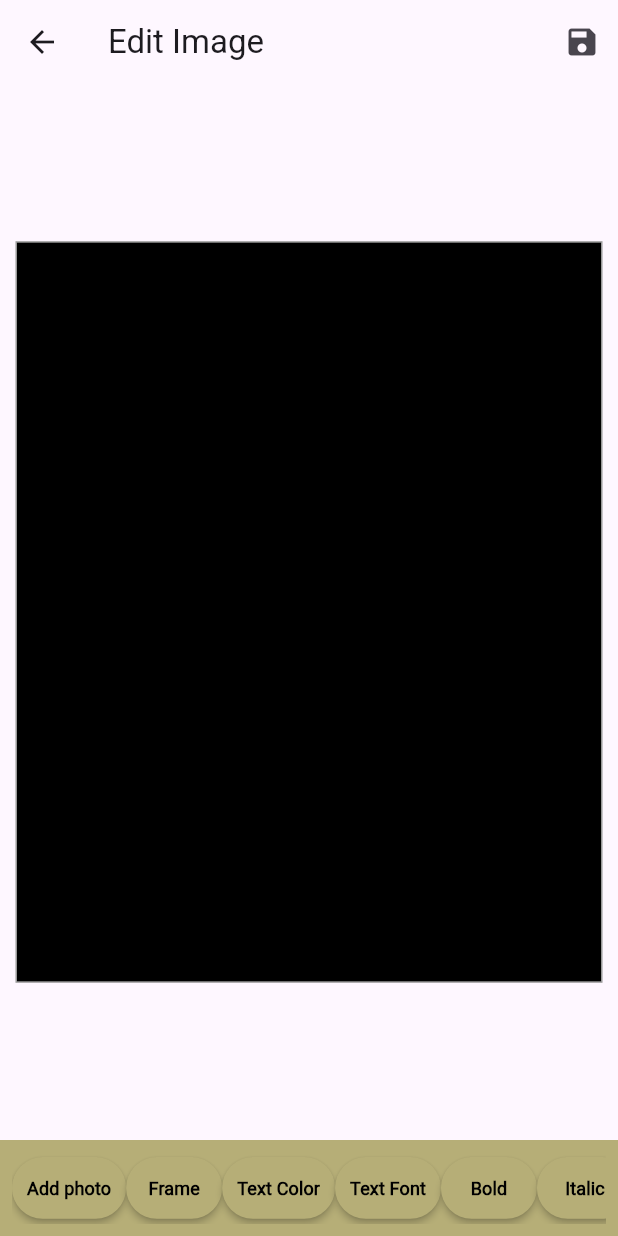
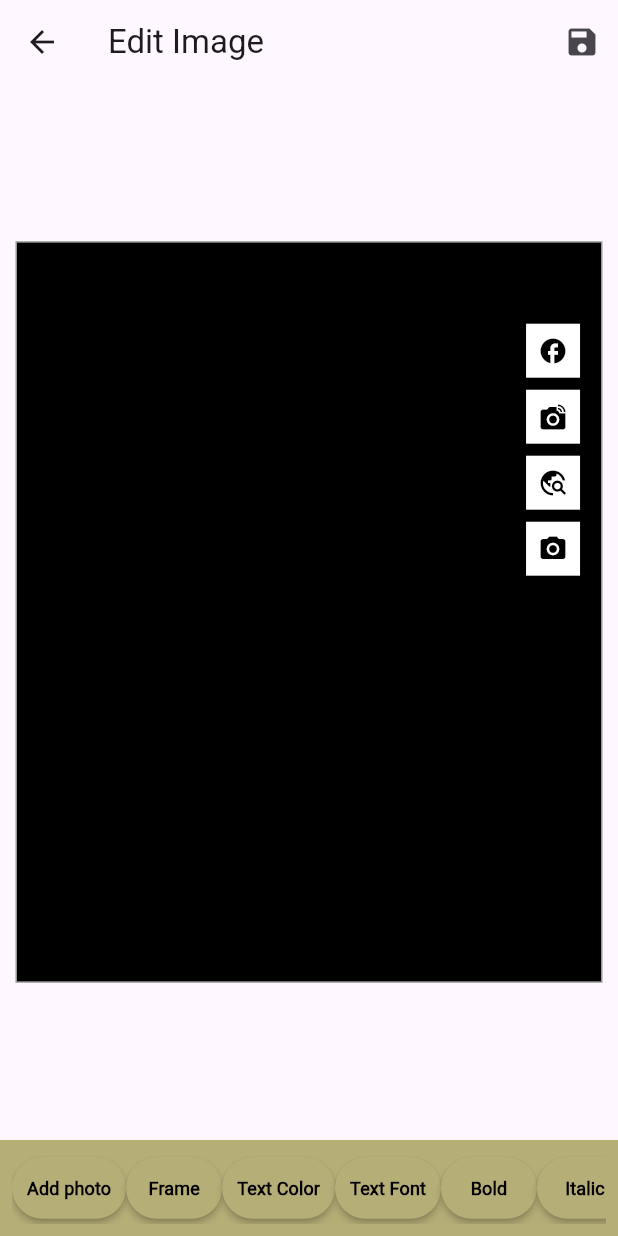
Before and after one commit to Dhvani006/bizpostify, a Flutter app: the EditingPage screen opened directly with empty values, on a phone screen of 412 x 824 dp. Run offline on Flutter 3.47's test engine with Material 3 defaults, Android fonts, the phone set to English and light mode, and no system bars; drawn by our look-alikes of screenshot; our stand-ins replace flutter_colorpicker, gallery_saver, image_picker, permission_handler; network calls fail.

Commit message:
editingpage_8_social  icon

```diff
--- a/lib/editing_page.dart
+++ b/lib/editing_page.dart
@@ -102,6 +102,9 @@ class _EditingPageState extends State<EditingPage> {
     'instagram': false,
   };
 
+  bool _showSocialIcons = true;
+  String _iconShape = 'Normal';
+  String _iconPosition = 'Right';
 
   bool _isNameBold = false;
   bool _isEmailBold = false;
@@ -186,7 +189,6 @@ class _EditingPageState extends State<EditingPage> {
   double _twitterFontSize = 16;
   double _instagramFontSize = 16;
 
-  String? _draggingElement;
   Offset _initialFocalPoint = Offset.zero;
   Offset _initialOffset = Offset.zero;
   double _initialFontSize = 1.0;
@@ -593,7 +595,71 @@ class _EditingPageState extends State<EditingPage> {
   }
 
 
+  void _showSocialSettings() {
+    showModalBottomSheet(
+      context: context,
+      builder: (context) {
+        return StatefulBuilder(
+          builder: (context, setModalState) {
+            return Container(
+              padding: const EdgeInsets.all(16),
+              child: Column(
+                mainAxisSize: MainAxisSize.min,
+                children: [
+                  const Text("Social Icon Settings", style: TextStyle(fontWeight: FontWeight.bold)),
 
+                  Row(
+                    children: [
+                      const Text("Show Icons: "),
+                      Switch(
+                        value: _showSocialIcons,
+                        onChanged: (val) {
+                          setModalState(() => _showSocialIcons = val);
+                          setState(() => _showSocialIcons = val);
+                        },
+                      ),
+                    ],
+                  ),
+
+                  const SizedBox(height: 10),
+                  const Text("Icon Shape"),
+                  Wrap(
+                    spacing: 10,
+                    children: ['Normal', 'Circle', 'Round Border'].map((shape) {
+                      return ChoiceChip(
+                        label: Text(shape),
+                        selected: _iconShape == shape,
+                        onSelected: (selected) {
+                          setModalState(() => _iconShape = shape);
+                          setState(() => _iconShape = shape);
+                        },
+                      );
+                    }).toList(),
+                  ),
+
+                  const SizedBox(height: 10),
+                  const Text("Icon Position"),
+                  Wrap(
+                    spacing: 10,
+                    children: ['Left', 'Right', 'Top Left', 'Top Right', 'Top'].map((pos) {
+                      return ChoiceChip(
+                        label: Text(pos),
+                        selected: _iconPosition == pos,
+                        onSelected: (selected) {
+                          setModalState(() => _iconPosition = pos);
+                          setState(() => _iconPosition = pos);
+                        },
+                      );
+                    }).toList(),
+                  ),
+                ],
+              ),
+            );
+          },
+        );
+      },
+    );
+  }
 
 
 
@@ -806,7 +872,6 @@ class _EditingPageState extends State<EditingPage> {
             onScaleStart: (details) {
               _initialFocalPoint = details.focalPoint;
               _initialOffset = _frameOffset;
-              _draggingElement = 'frame';
             },
             onScaleUpdate: (details) {
               setState(() {
@@ -815,7 +880,6 @@ class _EditingPageState extends State<EditingPage> {
             },
             onLongPressStart: (details) {
               setState(() {
-                _draggingElement = 'frame';
                 _initialOffset = _frameOffset;
                 _initialFocalPoint = details.globalPosition;
               });
@@ -894,6 +958,54 @@ class _EditingPageState extends State<EditingPage> {
     );
   }
 
+  Widget _buildSocialIcons() {
+    List<Widget> icons = [
+      _socialIcon(Icons.facebook),
+      _socialIcon(Icons.linked_camera),
+      _socialIcon(Icons.travel_explore),
+      _socialIcon(Icons.camera_alt),
+    ];
+
+    Widget iconRow = Column(
+      mainAxisSize: MainAxisSize.min,
+      children: icons,
+    );
+
+    switch (_iconPosition) {
+      case 'Left':
+        return Positioned(left: 10, top: 50, child: iconRow);
+      case 'Right':
+        return Positioned(right: 10, top: 50, child: iconRow);
+      case 'Top Left':
+        return Positioned(left: 10, top: 10, child: Row(children: icons));
+      case 'Top Right':
+        return Positioned(right: 10, top: 10, child: Row(children: icons));
+      case 'Top':
+        return Positioned(top: 10, left: MediaQuery.of(context).size.width / 4, child: Row(children: icons));
+      default:
+        return Positioned(right: 10, top: 50, child: iconRow);
+    }
+  }
+
+  Widget _socialIcon(IconData iconData) {
+    return Container(
+      margin: const EdgeInsets.all(4),
+      padding: const EdgeInsets.all(8),
+      decoration: BoxDecoration(
+        shape: _iconShape == 'Circle'
+            ? BoxShape.circle
+            : BoxShape.rectangle,
+        // ✅ Only apply borderRadius if shape is rectangle
+        borderRadius: _iconShape == 'Round Border' && _iconShape != 'Circle'
+            ? BorderRadius.circular(10)
+            : null,
+        color: Colors.white,
+      ),
+      child: Icon(iconData, color: Colors.black, size: 20),
+    );
+  }
+
+
 
 
   Widget _buildDraggableLogo() {
@@ -911,7 +1023,6 @@ class _EditingPageState extends State<EditingPage> {
             onScaleStart: (details) {
               _initialFocalPoint = details.focalPoint;
               _initialOffset = _logoOffset;
-              _draggingElement = 'logo';
             },
             onScaleUpdate: (details) {
               setState(() {
@@ -920,7 +1031,6 @@ class _EditingPageState extends State<EditingPage> {
             },
             onLongPressStart: (details) {
               setState(() {
-                _draggingElement = 'logo';
                 _initialOffset = _logoOffset;
                 _initialFocalPoint = details.globalPosition;
               });
@@ -1078,6 +1188,8 @@ class _EditingPageState extends State<EditingPage> {
                           ),
                         for (int i = 0; i < _textBoxes.length; i++)
                           _buildDraggableTextBox(i),
+
+                        if (_showSocialIcons) _buildSocialIcons(),
                       ],
                     ),
                   ),
@@ -1122,6 +1234,10 @@ class _EditingPageState extends State<EditingPage> {
                   }),
 
                   _buildBottomButton('TextBox', _addTextBox),
+
+                  _buildBottomButton('Social', _showSocialSettings),
+
+
                 ],
               ),
             ),
```
